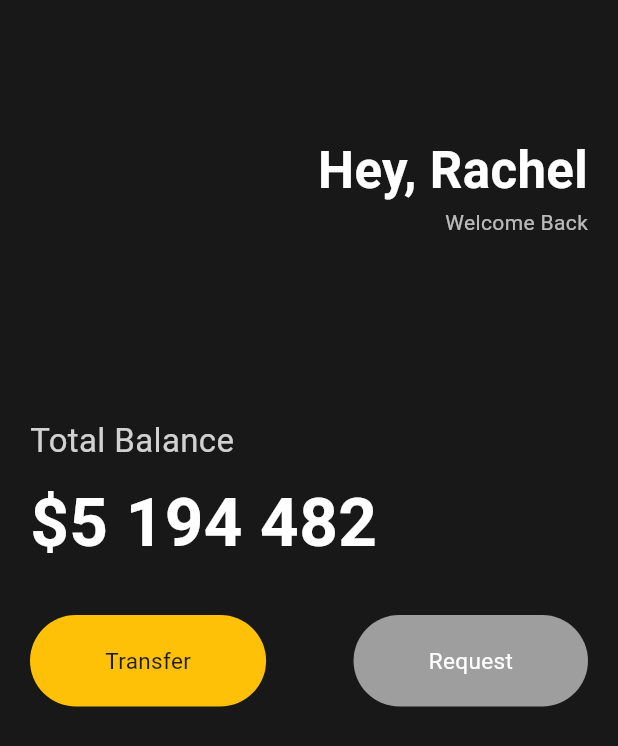
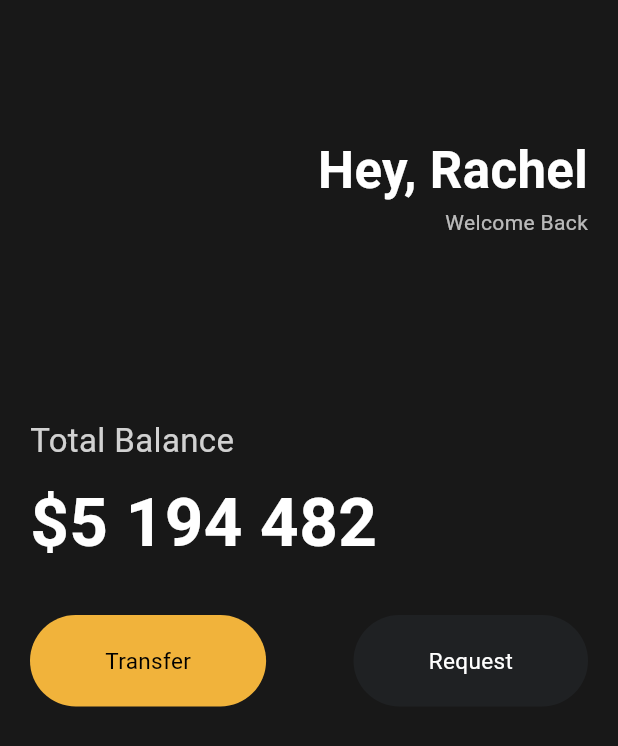
Before and after one commit to Namunllvo/flutter-prac, a Flutter app: the screen it shows after launch, on a phone screen of 412 x 824 dp. Shown: the top 746 px of the screen. Run offline on Flutter 3.47's test engine with Material 3 defaults, Android fonts, the phone set to English and light mode, and no system bars.

Commit message:
Reusable Widget main #3.5

```diff
--- a/lib/main.dart
+++ b/lib/main.dart
@@ -1,5 +1,6 @@
 import 'package:flutter/cupertino.dart';
 import 'package:flutter/material.dart';
+import 'package:toonflix/widgets/Button.dart';
 
 void main() {
   runApp(const MyApp());
@@ -73,45 +74,18 @@ class MyApp extends StatelessWidget {
                 const SizedBox(
                   height: 30,
                 ),
-                Row(
+                const Row(
                   mainAxisAlignment: MainAxisAlignment.spaceBetween,
                   children: [
-                    Container(
-                      decoration: BoxDecoration(
-                        color: Colors.amber,
-                        borderRadius: BorderRadius.circular(45),
-                      ),
-                      child: const Padding(
-                        padding: EdgeInsets.symmetric(
-                          vertical: 20,
-                          horizontal: 50,
-                        ),
-                        child: Text(
-                          'Transfer',
-                          style: TextStyle(
-                            fontSize: 15,
-                          ),
-                        ),
-                      ),
+                    Button(
+                      text: "Transfer",
+                      bgcolor: Color(0xFFF1B33B),
+                      textcolor: Colors.black,
                     ),
-                    Container(
-                      decoration: BoxDecoration(
-                        color: Colors.grey,
-                        borderRadius: BorderRadius.circular(45),
-                      ),
-                      child: const Padding(
-                        padding: EdgeInsets.symmetric(
-                          vertical: 20,
-                          horizontal: 50,
-                        ),
-                        child: Text(
-                          'Request',
-                          style: TextStyle(
-                            color: Colors.white,
-                            fontSize: 15,
-                          ),
-                        ),
-                      ),
+                    Button(
+                      text: "Request",
+                      bgcolor: Color(0xFF1F2123),
+                      textcolor: Colors.white,
                     ),
                   ],
                 ),
```
